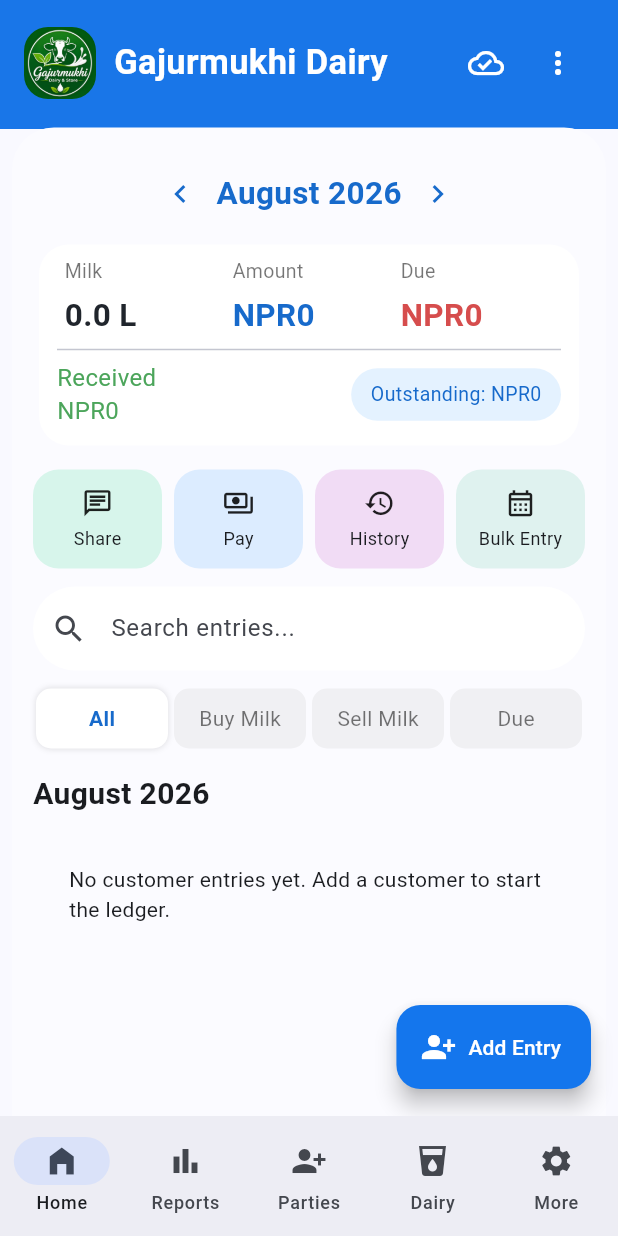
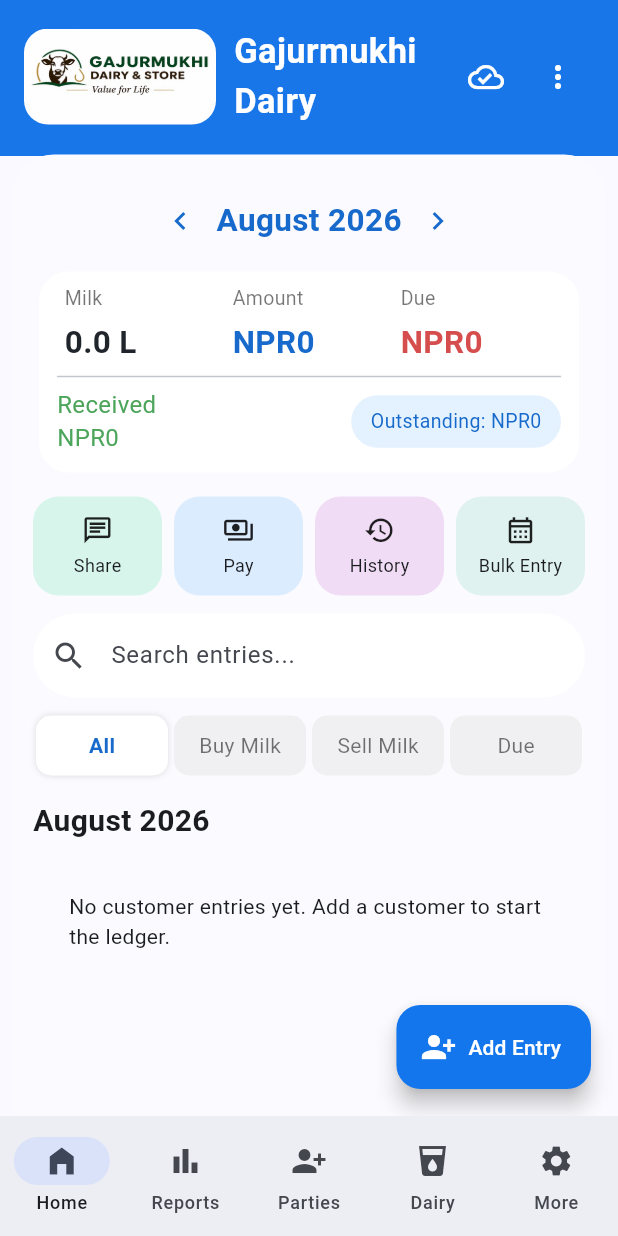
Before and after one commit to gajurmukhidairystore-ops/gajurmukhi-dairy-android, a Flutter app: the MainShell screen opened directly, on a phone screen of 412 x 824 dp. Run offline on Flutter 3.47's test engine with Material 3 defaults, Android fonts, the phone set to English and light mode, and no system bars; our stand-ins replace audio_service, file_picker, flutter_local_notifications, geolocator, just_audio, just_audio_background and 10 more; missing offline and left inert: bikram_sambat, esc_pos_utils_plus, print_bluetooth_thermal_plus; accounts and stored records are empty; network calls fail; statements that could not run were skipped.

Commit message:
Apply supplied Gajurmukhi logo branding

```diff
--- a/apps/collection_inventory/flutter_app/lib/ui/app.dart
+++ b/apps/collection_inventory/flutter_app/lib/ui/app.dart
@@ -73,7 +73,7 @@
                 child: Padding(
                   padding: const EdgeInsets.all(24),
                   child: Column(mainAxisSize: MainAxisSize.min, children: [
-                    ClipRRect(borderRadius: BorderRadius.circular(16), child: Image.asset('assets/gajurmukhi-app-logo.png', width: 72, height: 72, fit: BoxFit.cover)),
+                    ClipRRect(borderRadius: BorderRadius.circular(16), child: Image.asset('assets/gajurmukhi-app-logo.png', width: 148, height: 74, fit: BoxFit.contain)),
                     const SizedBox(height: 12),
                     Text(AppProfile.current.name, style: const TextStyle(fontSize: 24, fontWeight: FontWeight.bold)),
                     const SizedBox(height: 20),
@@ -209,7 +209,7 @@
                 child: Padding(
                   padding: const EdgeInsets.all(24),
                   child: Column(mainAxisSize: MainAxisSize.min, crossAxisAlignment: CrossAxisAlignment.stretch, children: [
-                    ClipRRect(borderRadius: BorderRadius.circular(18), child: Image.asset('assets/gajurmukhi-app-logo.png', width: 60, height: 60, fit: BoxFit.cover)),
+                    ClipRRect(borderRadius: BorderRadius.circular(18), child: Image.asset('assets/gajurmukhi-app-logo.png', width: 148, height: 74, fit: BoxFit.contain)),
                     const SizedBox(height: 14),
                     Text(title, textAlign: TextAlign.center, style: const TextStyle(fontSize: 24, fontWeight: FontWeight.bold)),
                     const SizedBox(height: 6),
--- a/apps/collection_inventory/flutter_app/lib/ui/screens/dashboard.dart
+++ b/apps/collection_inventory/flutter_app/lib/ui/screens/dashboard.dart
@@ -123,7 +123,7 @@
                     children: [
                       ClipRRect(
                         borderRadius: BorderRadius.circular(16),
-                        child: Image.asset('assets/gajurmukhi-app-logo.png', width: 48, height: 48, fit: BoxFit.cover),
+                        child: Image.asset('assets/gajurmukhi-app-logo.png', width: 128, height: 64, fit: BoxFit.contain),
                       ),
                       const SizedBox(width: 12),
                       const Expanded(
--- a/apps/customer_ordering/flutter_app/lib/ui/app.dart
+++ b/apps/customer_ordering/flutter_app/lib/ui/app.dart
@@ -73,7 +73,7 @@
                 child: Padding(
                   padding: const EdgeInsets.all(24),
                   child: Column(mainAxisSize: MainAxisSize.min, children: [
-                    ClipRRect(borderRadius: BorderRadius.circular(16), child: Image.asset('assets/gajurmukhi-app-logo.png', width: 72, height: 72, fit: BoxFit.cover)),
+                    ClipRRect(borderRadius: BorderRadius.circular(16), child: Image.asset('assets/gajurmukhi-app-logo.png', width: 148, height: 74, fit: BoxFit.contain)),
                     const SizedBox(height: 12),
                     Text(AppProfile.current.name, style: const TextStyle(fontSize: 24, fontWeight: FontWeight.bold)),
                     const SizedBox(height: 20),
@@ -209,7 +209,7 @@
                 child: Padding(
                   padding: const EdgeInsets.all(24),
                   child: Column(mainAxisSize: MainAxisSize.min, crossAxisAlignment: CrossAxisAlignment.stretch, children: [
-                    ClipRRect(borderRadius: BorderRadius.circular(18), child: Image.asset('assets/gajurmukhi-app-logo.png', width: 60, height: 60, fit: BoxFit.cover)),
+                    ClipRRect(borderRadius: BorderRadius.circular(18), child: Image.asset('assets/gajurmukhi-app-logo.png', width: 148, height: 74, fit: BoxFit.contain)),
                     const SizedBox(height: 14),
                     Text(title, textAlign: TextAlign.center, style: const TextStyle(fontSize: 24, fontWeight: FontWeight.bold)),
                     const SizedBox(height: 6),
--- a/apps/customer_ordering/flutter_app/lib/ui/screens/dashboard.dart
+++ b/apps/customer_ordering/flutter_app/lib/ui/screens/dashboard.dart
@@ -123,7 +123,7 @@
                     children: [
                       ClipRRect(
                         borderRadius: BorderRadius.circular(16),
-                        child: Image.asset('assets/gajurmukhi-app-logo.png', width: 48, height: 48, fit: BoxFit.cover),
+                        child: Image.asset('assets/gajurmukhi-app-logo.png', width: 128, height: 64, fit: BoxFit.contain),
                       ),
                       const SizedBox(width: 12),
                       const Expanded(
--- a/apps/shop_counter/flutter_app/lib/ui/app.dart
+++ b/apps/shop_counter/flutter_app/lib/ui/app.dart
@@ -73,7 +73,7 @@
                 child: Padding(
                   padding: const EdgeInsets.all(24),
                   child: Column(mainAxisSize: MainAxisSize.min, children: [
-                    ClipRRect(borderRadius: BorderRadius.circular(16), child: Image.asset('assets/gajurmukhi-app-logo.png', width: 72, height: 72, fit: BoxFit.cover)),
+                    ClipRRect(borderRadius: BorderRadius.circular(16), child: Image.asset('assets/gajurmukhi-app-logo.png', width: 148, height: 74, fit: BoxFit.contain)),
                     const SizedBox(height: 12),
                     Text(AppProfile.current.name, style: const TextStyle(fontSize: 24, fontWeight: FontWeight.bold)),
                     const SizedBox(height: 20),
@@ -209,7 +209,7 @@
                 child: Padding(
                   padding: const EdgeInsets.all(24),
                   child: Column(mainAxisSize: MainAxisSize.min, crossAxisAlignment: CrossAxisAlignment.stretch, children: [
-                    ClipRRect(borderRadius: BorderRadius.circular(18), child: Image.asset('assets/gajurmukhi-app-logo.png', width: 60, height: 60, fit: BoxFit.cover)),
+                    ClipRRect(borderRadius: BorderRadius.circular(18), child: Image.asset('assets/gajurmukhi-app-logo.png', width: 148, height: 74, fit: BoxFit.contain)),
                     const SizedBox(height: 14),
                     Text(title, textAlign: TextAlign.center, style: const TextStyle(fontSize: 24, fontWeight: FontWeight.bold)),
                     const SizedBox(height: 6),
--- a/apps/shop_counter/flutter_app/lib/ui/screens/dashboard.dart
+++ b/apps/shop_counter/flutter_app/lib/ui/screens/dashboard.dart
@@ -123,7 +123,7 @@
                     children: [
                       ClipRRect(
                         borderRadius: BorderRadius.circular(16),
-                        child: Image.asset('assets/gajurmukhi-app-logo.png', width: 48, height: 48, fit: BoxFit.cover),
+                        child: Image.asset('assets/gajurmukhi-app-logo.png', width: 128, height: 64, fit: BoxFit.contain),
                       ),
                       const SizedBox(width: 12),
                       const Expanded(
```
Also changed, not shown: apps/collection_inventory/flutter_app/assets/gajurmukhi-app-logo.png, apps/customer_ordering/flutter_app/assets/gajurmukhi-app-logo.png, apps/shop_counter/flutter_app/assets/gajurmukhi-app-logo.png, 16 other files.
